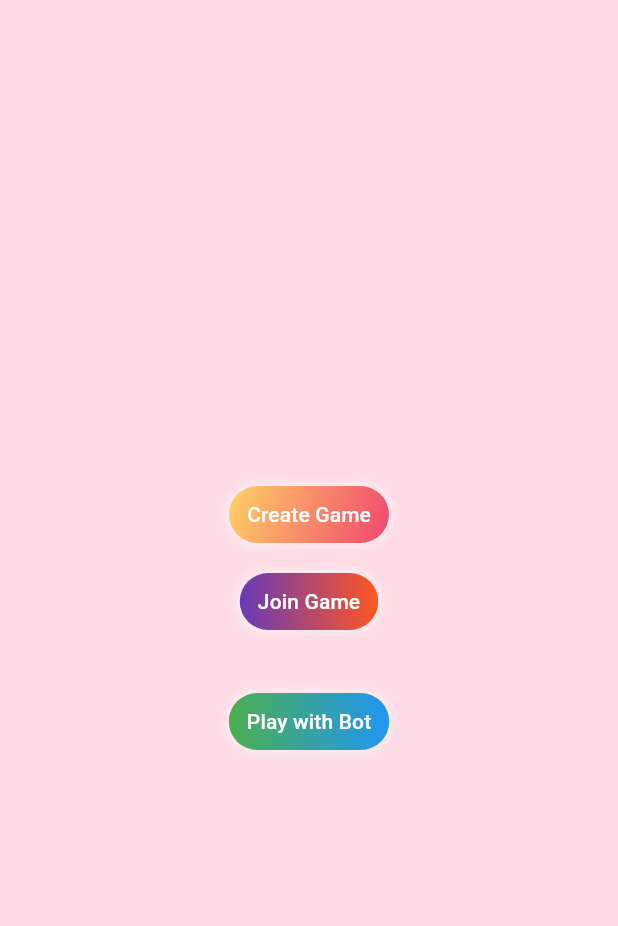
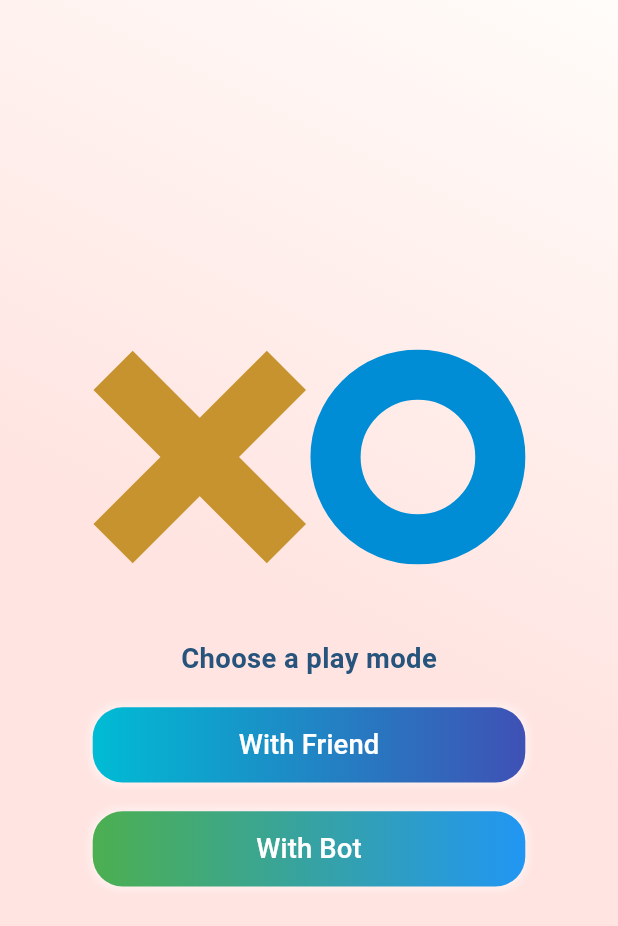
Before and after one commit to SulabhShrestha/tic-tac-toe, a Flutter app: the screen it shows after launch, on a phone screen of 412 x 824 dp. Shown: the top 926 px of the screen. Run offline on Flutter 3.47's test engine with Material 3 defaults, Android fonts, the light colour scheme and no system bars; our stand-ins replace device_info_plus, flutter_bloc, flutter_dotenv, flutter_hooks, flutter_riverpod, flutter_screenutil and 5 more; missing offline and left inert: mobile_scanner, r_dotted_line_border; statements that could not run were skipped.

Commit message:
change home page ui

```diff
--- a/mobile/lib/core/service/device_info_service.dart
+++ b/mobile/lib/core/service/device_info_service.dart
@@ -3,7 +3,6 @@ import 'dart:developer';
 import 'package:device_info_plus/device_info_plus.dart';
 
 class DeviceInfoService {
-
   // making this singleton class
   static final DeviceInfoService _instance = DeviceInfoService._internal();
   factory DeviceInfoService() {
@@ -20,7 +19,7 @@ class DeviceInfoService {
   Future<void> getDeviceFingerprint() async {
     var deviceInfo = await _deviceInfoPlugin.deviceInfo;
 
-    log("Device info: ${deviceInfo.data["fingerprint"]}");
+    log("Device info: ${deviceInfo.data}");
     _deviceId = deviceInfo.data["fingerprint"];
   }
 }
--- a/mobile/lib/views/homepage/home_page.dart
+++ b/mobile/lib/views/homepage/home_page.dart
@@ -4,6 +4,8 @@ import 'package:flutter/material.dart';
 import 'package:flutter/services.dart';
 import 'package:flutter_bloc/flutter_bloc.dart';
 import 'package:flutter_riverpod/flutter_riverpod.dart';
+import 'package:flutter_screenutil/flutter_screenutil.dart';
+import 'package:flutter_svg/flutter_svg.dart';
 import 'package:mobile/core/service/activity_logger.dart';
 import 'package:mobile/cubit/bot_cubit/bot_cubit.dart';
 import 'package:mobile/cubit/game_details_cubit/game_details_cubit.dart';
@@ -12,8 +14,10 @@ import 'package:mobile/providers/any_button_clicked.dart';
 import 'package:mobile/providers/join_button_loading_provider.dart';
 import 'package:mobile/providers/waiting_for_other_player_connection_provider.dart';
 import 'package:mobile/socket_bloc/socket_bloc.dart';
+import 'package:mobile/utils/colors.dart';
 import 'package:mobile/views/homepage/widgets/ask_room_ID.dart';
 import 'package:mobile/views/homepage/widgets/gradient_button.dart';
+import 'package:mobile/views/homepage/widgets/online_play_options.dart';
 import 'package:mobile_scanner/mobile_scanner.dart';
 
 import 'widgets/loading_button_with_text.dart';
@@ -32,10 +36,21 @@ class _HomePageState extends ConsumerState<HomePage> with ActivityLoggerMx {
     var joiningButtonLoadingProv = ref.watch(joinButtonLoadingProvider);
 
     return Scaffold(
-      backgroundColor: const Color(0xFFFDDCE6),
       body: SafeArea(
-        child: SizedBox(
+        top: false,
+        maintainBottomViewPadding: true,
+        child: Container(
           width: double.infinity,
+          decoration: const BoxDecoration(
+            gradient: LinearGradient(
+              begin: Alignment.topRight,
+              end: Alignment.center,
+              colors: [
+                ConstantColors.white,
+                Color(0xFFFFE4E1),
+              ],
+            ),
+          ),
           child: BlocConsumer<SocketBloc, SocketState>(
             listener: (context, state) {
               if (state is RoomCreated) {
@@ -60,80 +75,71 @@ class _HomePageState extends ConsumerState<HomePage> with ActivityLoggerMx {
                 mainAxisAlignment: MainAxisAlignment.center,
                 crossAxisAlignment: CrossAxisAlignment.center,
                 children: [
-                  LoadingButtonWithText(
-                    text: "Create Game",
-                    onTap: anyButtonClickedProv
-                        ? () {
-                            logActivity(
-                                activityType: ActivityType.cancelCreateGame);
-                            debugPrint("Loading should be cancelled");
-                            ref
-                                .read(anyButtonClickedProvider.notifier)
-                                .update((state) => false);
-                            context.read<SocketBloc>().add(DisconnectSocket());
-                          }
-                        : () {
-                            logActivity(activityType: ActivityType.createGame);
-                            // setting the value of any button clicked
-                            ref.read(anyButtonClickedProvider.notifier).state =
-                                true;
+                  Row(
+                    mainAxisAlignment: MainAxisAlignment.center,
+                    children: [
+                      SvgPicture.asset(
+                        "images/cross.svg",
+                        height: 120.h,
+                      ),
+                      SvgPicture.asset(
+                        "images/circle.svg",
+                        height: 120.h,
+                      ),
+                    ],
+                  ),
+                  42.verticalSpace,
 
-                            debugPrint("Loading");
-
-                            context.read<SocketBloc>()
-                              ..add(InitSocket())
-                              ..add(CreateRoom(
-                                  myUid: context
-                                      .read<GameDetailsCubit>()
-                                      .getUserId()));
-                          },
+                  Text(
+                    "Choose a play mode",
+                    style: TextStyle(
+                      color: ConstantColors.blue,
+                      fontSize: 16.sp,
+                      fontWeight: FontWeight.bold,
                     ),
-                  const SizedBox(height: 20),
+                  ),
+                  16.verticalSpace,
                   GradientButton(
-                      linearGradient: const LinearGradient(
-                          colors: [Colors.deepPurple, Colors.deepOrange]),
-                      onTap: joiningButtonLoadingProv
-                          ? () {
-                              logActivity(
-                                  activityType: ActivityType.cancelJoinGame);
-                              debugPrint("Loading should be cancelled");
-                              ref
-                                  .read(joinButtonLoadingProvider.notifier)
-                                  .update((state) => false);
-                              context
-                                  .read<SocketBloc>()
-                                  .add(DisconnectSocket());
-                            }
-                          : () {
-                              // alert dialog
-                              showDialog(
+                    height: 42.h,
+                    width: 0.7.sw,
+                    onTap: () {
+                      showModalBottomSheet(
                           context: context,
-                                  builder: (context) {
-                                    return const AskRoomID();
+                          enableDrag: false,
+                          useSafeArea: true,
+                          builder: (_) {
+                            return const OnlinePlayOptions();
                           });
                     },
-                      child: joiningButtonLoadingProv
-                          ? const SizedBox(
-                              width: 24,
-                              height: 24,
-                              child: CircularProgressIndicator(),
-                            )
-                          : const Text("Join Game")),
+                    child: Text(
+                      "With Friend",
+                      style: TextStyle(
+                        fontSize: 16.sp,
+                      ),
+                    ),
+                  ),
 
                   // Playing with Bot
-                  const SizedBox(height: 42),
+                  SizedBox(height: 16.h),
                   GradientButton(
+                    height: 42.h,
+                    width: 0.7.sw,
                     linearGradient: const LinearGradient(
                         colors: [Colors.green, Colors.blue]),
                     onTap: anyButtonClickedProv
                         ? () {}
                         : () {
-                              logActivity(
-                                  activityType: ActivityType.playWithBot);
+                            logActivity(activityType: ActivityType.playWithBot);
                             context.read<BotCubit>().initGame();
                             Navigator.of(context).pushNamed("/bot-game");
                           },
-                      child: const Text("Play with Bot")),
+                    child: Text(
+                      "With Bot",
+                      style: TextStyle(
+                        fontSize: 16.sp,
+                      ),
+                    ),
+                  ),
                 ],
               );
             },
--- a/mobile/lib/views/homepage/widgets/gradient_button.dart
+++ b/mobile/lib/views/homepage/widgets/gradient_button.dart
@@ -5,6 +5,7 @@ class GradientButton extends StatelessWidget {
   final Widget child;
   final LinearGradient? linearGradient;
   final double? width;
+  final double? height;
 
   const GradientButton({
     super.key,
@@ -13,12 +14,14 @@ class GradientButton extends StatelessWidget {
     this.linearGradient =
         const LinearGradient(colors: [Colors.cyan, Colors.indigo]),
     this.width = 150.0,
+    this.height,
   });
 
   @override
   Widget build(BuildContext context) {
     return Container(
-      height: 38,
+      height: height ?? 38,
+      width: width,
       decoration: BoxDecoration(
         gradient: linearGradient,
         borderRadius: BorderRadius.circular(20),
```
Also changed, not shown: mobile/lib/views/homepage/widgets/online_play_options.dart (added, +88 -0 lines), mobile/images/hero-element.svg (added), 16 other files. Lines whose indentation alone changed are shown as unchanged.
